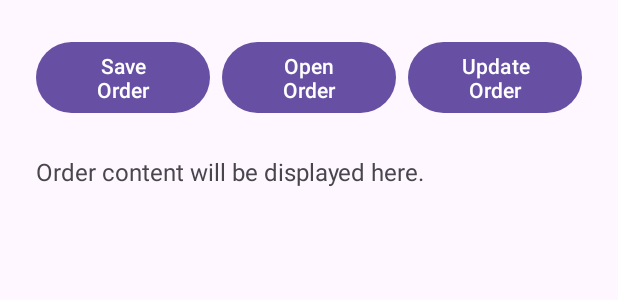
After one commit to 0xNick404/comp3606-group-pratical, an Android app: the layout activity_order_confirmation.xml on its own in the app's theme, with its tools: preview values and no code run, on a phone screen of 412 x 824 dp. The commit adds this screen. Shown: the top 300 px of the screen. Run offline under Robolectric (Android 15) with nearby library versions, the phone set to English and light mode, and no system bars.

Commit message:
New page with 3 buttons to create the file open the file and update the file

```diff
--- a/app/src/main/AndroidManifest.xml
+++ b/app/src/main/AndroidManifest.xml
@@ -11,6 +11,7 @@
         android:roundIcon="@mipmap/ic_launcher_round"
         android:supportsRtl="true"
         android:theme="@style/Theme.FurnitureOrderingApp">
+        <activity android:name=".OrderConfirmationActivity" />
         <activity
             android:name=".HomepageActivity"
             android:exported="false" />
--- a/app/src/main/java/com/example/furnitureorderingapp/LoginActivity.java
+++ b/app/src/main/java/com/example/furnitureorderingapp/LoginActivity.java
@@ -46,6 +46,10 @@ public class LoginActivity extends AppCompatActivity {
             final TestUser user = testUsers.get(i);
 
             if(user.getUsername().equals(userUsername) && user.getPassword().equals(userPassword)){
+
+                //Clear any previous shopping cart data before starting the new session.
+                Cart.getInstance().clearCart();
+
                 Intent intent = new Intent(LoginActivity.this, HomepageActivity.class);
                 intent.putExtra("USER_FULL_NAME", user.getFullName());
                 startActivity(intent);
--- /dev/null
+++ b/app/src/main/res/layout/activity_order_confirmation.xml
@@ -0,0 +1,61 @@
+<?xml version="1.0" encoding="utf-8"?>
+<RelativeLayout xmlns:android="http://schemas.android.com/apk/res/android"
+    xmlns:tools="http://schemas.android.com/tools"
+    android:layout_width="match_parent"
+    android:layout_height="match_parent"
+    android:padding="24dp"
+    tools:context=".OrderConfirmationActivity">
+
+    <!-- Buttons will be grouped at the top -->
+    <LinearLayout
+        android:id="@+id/button_group"
+        android:layout_width="match_parent"
+        android:layout_height="wrap_content"
+        android:orientation="horizontal">
+
+        <Button
+            android:id="@+id/btnSaveOrder"
+            android:layout_width="0dp"
+            android:layout_height="wrap_content"
+            android:layout_weight="1"
+            android:onClick="onSaveOrderClick"
+            android:text="Save Order"
+            android:layout_marginEnd="4dp"/>
+
+        <Button
+            android:id="@+id/btnOpenOrder"
+            android:layout_width="0dp"
+            android:layout_height="wrap_content"
+            android:layout_weight="1"
+            android:onClick="onOpenOrderClick"
+            android:text="Open Order"
+            android:layout_marginStart="4dp"
+            android:layout_marginEnd="4dp"/>
+
+        <Button
+            android:id="@+id/btnUpdateOrder"
+            android:layout_width="0dp"
+            android:layout_height="wrap_content"
+            android:layout_weight="1"
+            android:onClick="onUpdateOrderClick"
+            android:text="Update Order"
+            android:layout_marginStart="4dp"/>
+    </LinearLayout>
+
+    <!-- A ScrollView to display the receipt content when opened -->
+    <ScrollView
+        android:layout_width="match_parent"
+        android:layout_height="match_parent"
+        android:layout_below="@id/button_group"
+        android:layout_marginTop="24dp">
+
+        <TextView
+            android:id="@+id/tvOrderContent"
+            android:layout_width="match_parent"
+            android:layout_height="wrap_content"
+            android:textSize="16sp"
+            android:lineSpacingExtra="4dp"
+            tools:text="Order content will be displayed here."/>
+    </ScrollView>
+
+</RelativeLayout>
```
Also changed, not shown: app/src/main/java/com/example/furnitureorderingapp/Cart.java (+27 -32 lines), app/src/main/java/com/example/furnitureorderingapp/CheckoutActivity.java (+26 -57 lines), app/src/main/java/com/example/furnitureorderingapp/FileHelper.java (added, +54 -0 lines), app/src/main/java/com/example/furnitureorderingapp/HomepageActivity.java (+21 -85 lines), app/src/main/java/com/example/furnitureorderingapp/OrderConfirmationActivity.java (added, +91 -0 lines).
